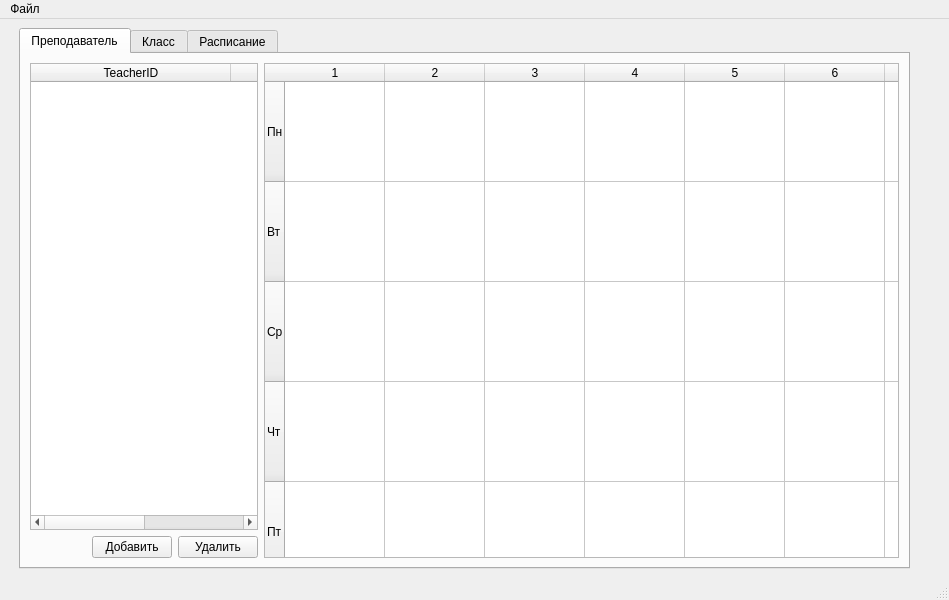
Above: ui/mainwindow.ui from imhoiamcat/ScheduleMaker before the change. Below: the same form after it.
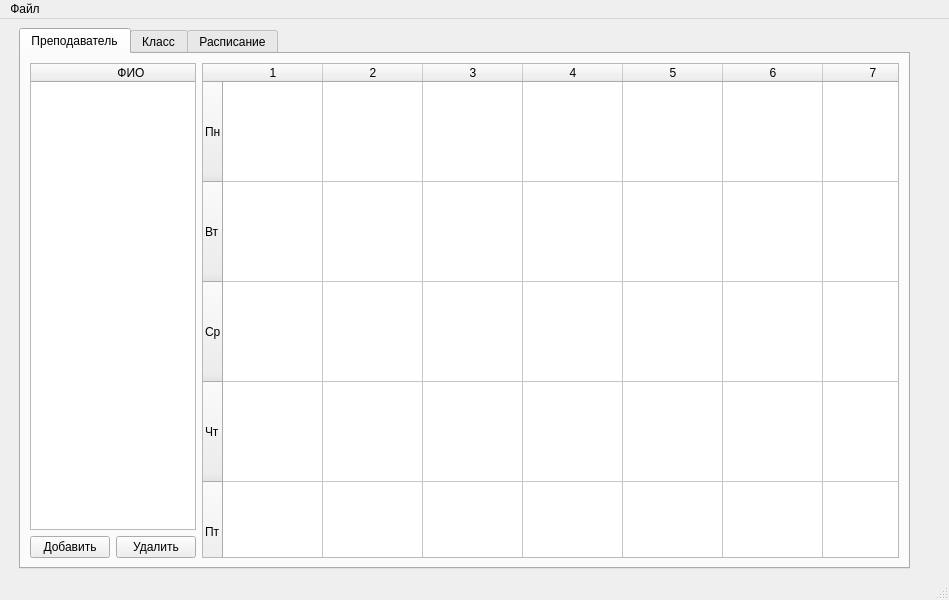
That is the form after the change. The open tabs and pages were chosen to show the change.

Commit message: TeacherID deleted

```diff
--- a/ui/mainwindow.ui
+++ b/ui/mainwindow.ui
@@ -72,7 +72,7 @@
                <enum>QAbstractItemView::SelectRows</enum>
               </property>
               <property name="columnCount">
-               <number>2</number>
+               <number>1</number>
               </property>
               <attribute name="horizontalHeaderDefaultSectionSize">
                <number>200</number>
@@ -83,11 +83,6 @@
               <attribute name="verticalHeaderVisible">
                <bool>false</bool>
               </attribute>
-              <column>
-               <property name="text">
-                <string>TeacherID</string>
-               </property>
-              </column>
               <column>
                <property name="text">
                 <string>ФИО</string>
```
Left out of the diff: 2 changed lines with no effect on the pictures. The commit also changes 1 other file.
